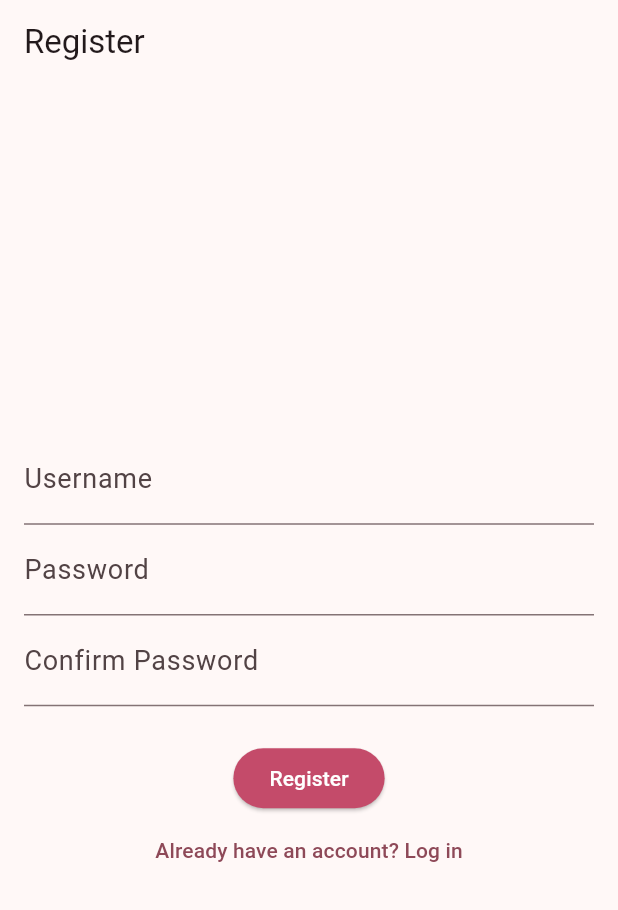
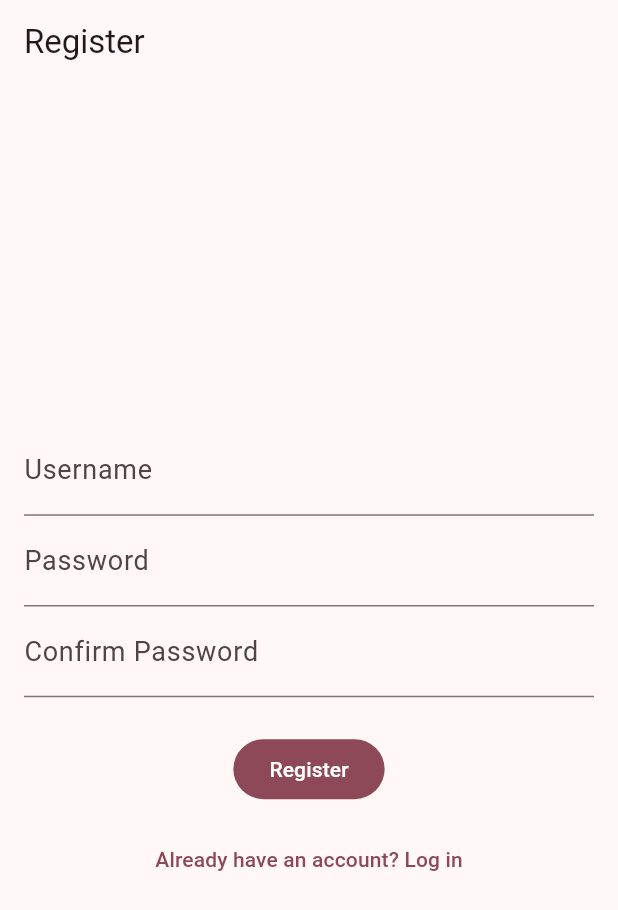
Before and after one commit to PBP-A12/bookmate-finals, a Flutter app: the screen it shows after launch, after a tap on an icon or button, on a phone screen of 412 x 824 dp. Shown: the top 910 px of the screen. Run offline on Flutter 3.47's test engine with Material 3 defaults, Android fonts, the phone set to English and light mode, and no system bars; our stand-ins replace carousel_slider; missing offline and left inert: pbp_django_auth.

Commit message:
Refactor: use native mui button instead of custom button

```diff
--- a/lib/ester/screens/landing.dart
+++ b/lib/ester/screens/landing.dart
@@ -1,9 +1,6 @@
 import 'package:flutter/material.dart';
 import 'package:bookmate/screens/login.dart';
 import 'package:bookmate/screens/register.dart';
-import 'package:bookmate/ester/widgets/primary_button.dart';
-import 'package:bookmate/ester/widgets/secondary_button.dart';
-// import 'package:bookmate/theme.dart';
 
 class LandingPage extends StatelessWidget {
   const LandingPage({Key? key}) : super(key: key);
--- a/lib/ester/widgets/primary_button.dart
+++ /dev/null
@@ -1,28 +0,0 @@
-import 'package:flutter/material.dart';
-
-class PrimaryButton extends StatelessWidget {
-  const PrimaryButton({
-    Key? key,
-    required this.text,
-    required this.onPressed,
-    this.color,
-    this.textColor,
-  }) : super(key: key);
-
-  final String text;
-  final VoidCallback onPressed;
-  final Color? color;
-  final Color? textColor;
-
-  @override
-  Widget build(BuildContext context) {
-    return ElevatedButton(
-      style: ElevatedButton.styleFrom(
-        backgroundColor: color ?? const Color(0xFFC44B6A),
-        foregroundColor: textColor ?? Colors.white,
-      ),
-      onPressed: onPressed,
-      child: Text(text),
-    );
-  }
-}
--- a/lib/ester/widgets/secondary_button.dart
+++ /dev/null
@@ -1,27 +0,0 @@
-import 'package:flutter/material.dart';
-
-class SecondaryButton extends StatelessWidget {
-  const SecondaryButton({
-    Key? key,
-    required this.text,
-    required this.onPressed,
-    this.color,
-    this.textColor,
-  }) : super(key: key);
-
-  final String text;
-  final VoidCallback onPressed;
-  final Color? color;
-  final Color? textColor;
-
-  @override
-  Widget build(BuildContext context) {
-    return TextButton(
-      // style: TextButton.styleFrom(
-      //   foregroundColor: textColor ?? Colors.black,
-      // ),
-      onPressed: onPressed,
-      child: Text(text),
-    );
-  }
-}
--- a/lib/screens/login.dart
+++ b/lib/screens/login.dart
@@ -2,8 +2,6 @@ import 'package:bookmate/screens/register.dart';
 import 'package:flutter/material.dart';
 import 'package:pbp_django_auth/pbp_django_auth.dart';
 import 'package:provider/provider.dart';
-import 'package:bookmate/ester/widgets/primary_button.dart';
-import 'package:bookmate/ester/widgets/secondary_button.dart';
 import 'package:bookmate/ester/screens/layout.dart';
 
 class LoginPage extends StatefulWidget {
@@ -93,8 +91,8 @@ class _LoginPageState extends State<LoginPage> {
               child: const Text('Login'),
             ),
             const SizedBox(height: 12.0),
-            SecondaryButton(
-              text: 'Don\'t have an account? Register',
+            TextButton(
+              child: const Text('Don\'t have an account? Register'),
               onPressed: () {
                 Navigator.pushReplacement(
                   context,
--- a/lib/screens/register.dart
+++ b/lib/screens/register.dart
@@ -68,8 +68,8 @@ class RegisterPageState extends State<RegisterPage> {
                 },
               ),
               const SizedBox(height: 24.0),
-              PrimaryButton(
-                text: 'Register',
+              FilledButton(
+                child: const Text('Register'),
                 onPressed: () async {
                   String username = _usernameController.text;
                   String password1 = _passwordController.text;
@@ -108,8 +108,9 @@ class RegisterPageState extends State<RegisterPage> {
                   }
                 },
               ),
-              SecondaryButton(
-                text: 'Already have an account? Log in',
+              const SizedBox(height: 12.0),
+              TextButton(
+                child: const Text('Already have an account? Log in'),
                 onPressed: () => {
                   Navigator.pushReplacement(
                     context,
```
